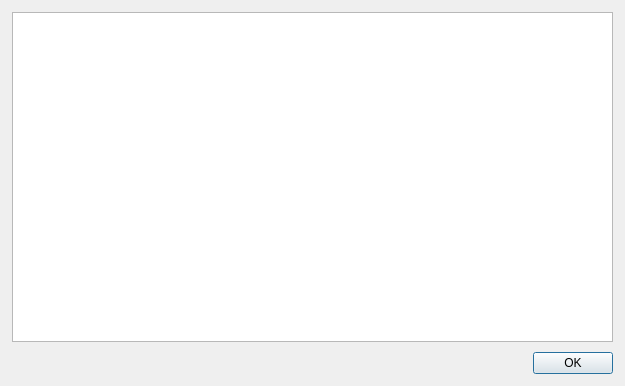
First picture: the form in src/designer/textviewdialog.ui, repository dnkorpushov/libro2, before the edit.
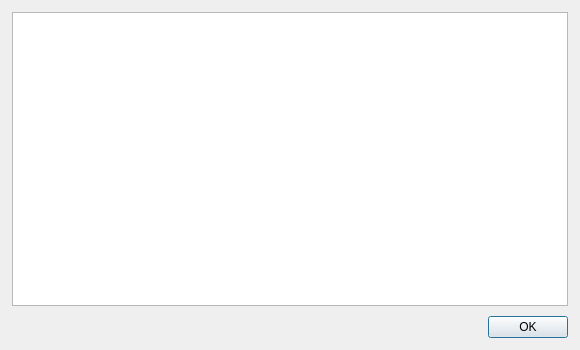
Second picture: the form after the edit.

Commit message: HighDPI monitor support

```diff
--- a/src/designer/textviewdialog.ui
+++ b/src/designer/textviewdialog.ui
@@ -6,8 +6,8 @@
    <rect>
     <x>0</x>
     <y>0</y>
-    <width>625</width>
-    <height>386</height>
+    <width>580</width>
+    <height>350</height>
    </rect>
   </property>
   <property name="windowTitle">
```
The commit also changes 2 other files.
